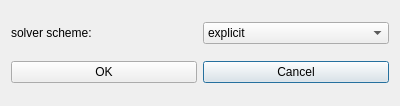
MCInversion/ImageProcessingSTU, file src/HeatEquationDialog.ui: the form before one commit.
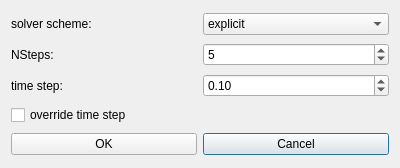
The form after the commit.

Commit message: adding heat equation filter with explicit scheme

The edit to the form file:
```diff
--- a/src/HeatEquationDialog.ui
+++ b/src/HeatEquationDialog.ui
@@ -7,27 +7,43 @@
     <x>0</x>
     <y>0</y>
     <width>400</width>
-    <height>106</height>
+    <height>168</height>
    </rect>
   </property>
   <property name="windowTitle">
    <string>Heat Equation</string>
   </property>
   <layout class="QGridLayout" name="gridLayout">
-   <item row="1" column="1">
+   <item row="2" column="1">
+    <widget class="QDoubleSpinBox" name="timeStepSpinBox">
+     <property name="minimum">
+      <double>0.010000000000000</double>
+     </property>
+     <property name="maximum">
+      <double>0.250000000000000</double>
+     </property>
+     <property name="singleStep">
+      <double>0.010000000000000</double>
+     </property>
+     <property name="value">
+      <double>0.100000000000000</double>
+     </property>
+    </widget>
+   </item>
+   <item row="3" column="1">
+    <widget class="QLabel" name="label_3">
+     <property name="text">
+      <string/>
+     </property>
+    </widget>
+   </item>
+   <item row="4" column="1">
     <widget class="QPushButton" name="cancelButton">
      <property name="text">
       <string>Cancel</string>
      </property>
     </widget>
    </item>
-   <item row="1" column="0">
-    <widget class="QPushButton" name="okButton">
-     <property name="text">
-      <string>OK</string>
-     </property>
-    </widget>
-   </item>
    <item row="0" column="0">
     <widget class="QLabel" name="label">
      <property name="text">
@@ -35,6 +51,13 @@
      </property>
     </widget>
    </item>
+   <item row="2" column="0">
+    <widget class="QLabel" name="label_2">
+     <property name="text">
+      <string>time step:</string>
+     </property>
+    </widget>
+   </item>
    <item row="0" column="1">
     <widget class="QComboBox" name="schemeComboBox">
      <item>
@@ -49,6 +72,40 @@
      </item>
     </widget>
    </item>
+   <item row="3" column="0">
+    <widget class="QCheckBox" name="overrideCheckBox">
+     <property name="text">
+      <string>override time step</string>
+     </property>
+    </widget>
+   </item>
+   <item row="4" column="0">
+    <widget class="QPushButton" name="okButton">
+     <property name="text">
+      <string>OK</string>
+     </property>
+    </widget>
+   </item>
+   <item row="1" column="0">
+    <widget class="QLabel" name="label_4">
+     <property name="text">
+      <string>NSteps:</string>
+     </property>
+    </widget>
+   </item>
+   <item row="1" column="1">
+    <widget class="QSpinBox" name="nStepsSpinBox">
+     <property name="minimum">
+      <number>1</number>
+     </property>
+     <property name="maximum">
+      <number>200</number>
+     </property>
+     <property name="value">
+      <number>5</number>
+     </property>
+    </widget>
+   </item>
   </layout>
  </widget>
  <resources/>
```
Left out of the diff: 48 changed lines with no effect on the pictures. The commit also changes 24 other files.
